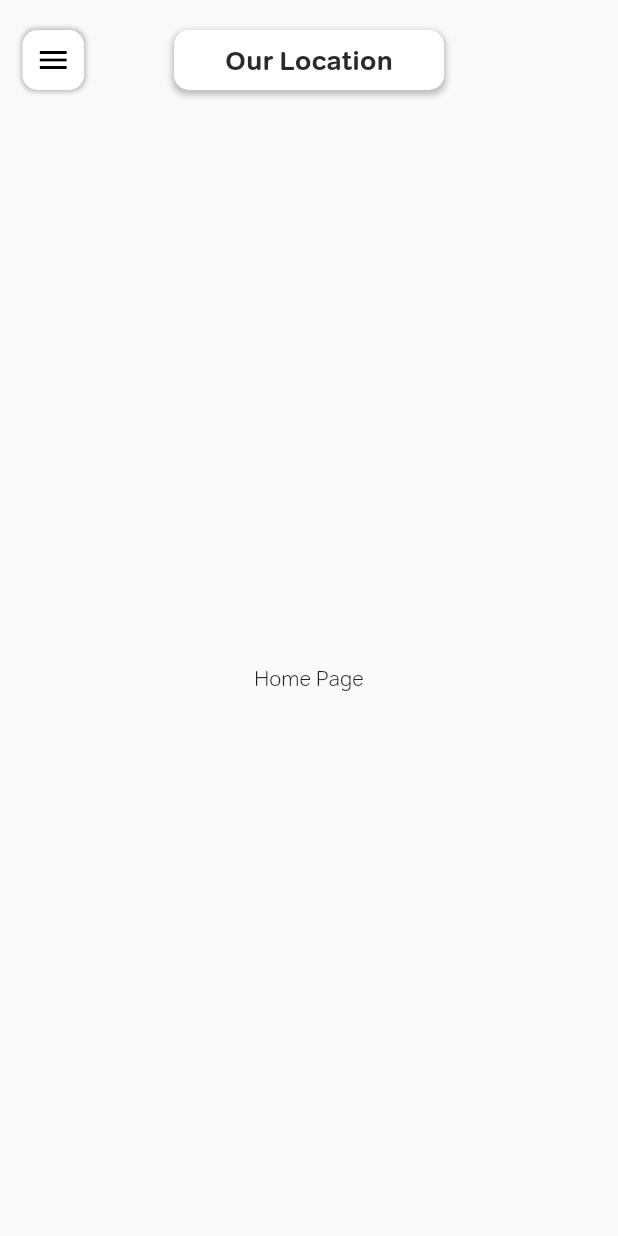
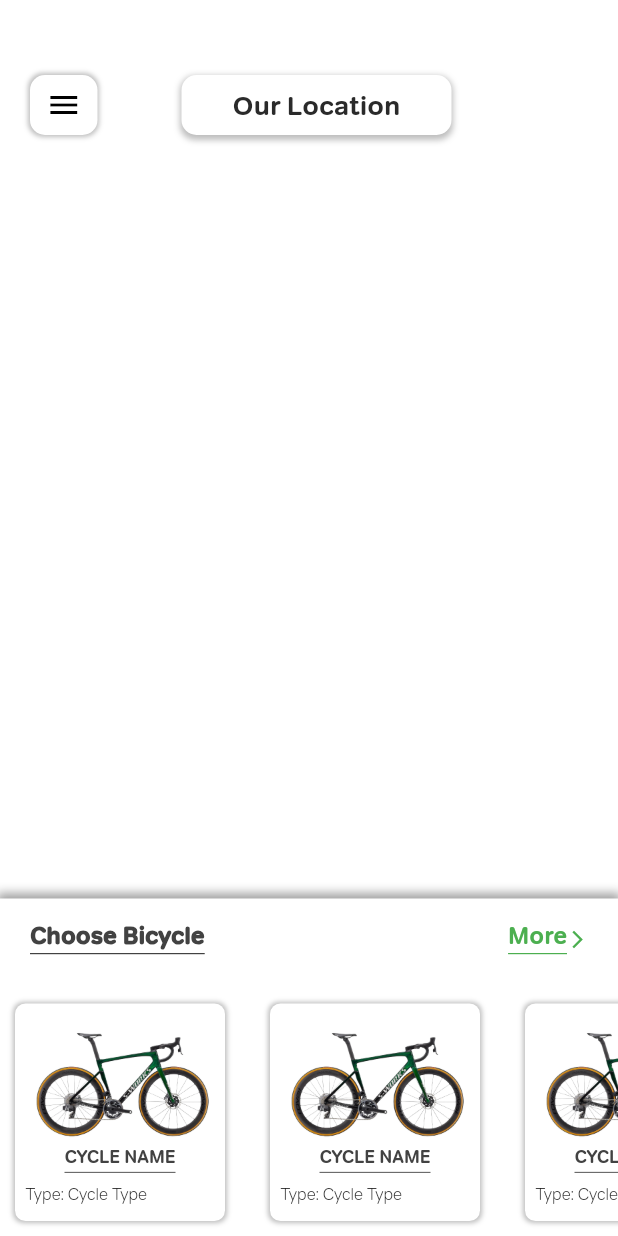
Before and after one commit to Dawa1234/Cycle-Go, a Flutter app: the HomeScreen screen opened by its route, on a phone screen of 412 x 824 dp. Run offline on Flutter 3.47's test engine with Material 2 defaults, Android fonts, the phone set to English and light mode, and no system bars; statements that could not run were skipped.

Commit message:
working on home page

```diff
--- a/lib/constants/ui/light_theme.data.dart
+++ b/lib/constants/ui/light_theme.data.dart
@@ -6,13 +6,17 @@ part 'light_theme_color.dart';
 
 class LightTheme {
   static ThemeData themeData(context) {
-    // const InputDecorationTheme inputDecorationTheme = InputDecorationTheme(
-    //     contentPadding: EdgeInsets.all(10),
-    //     iconColor: primaryColor,
-    //     enabledBorder: OutlineInputBorder(
-    //         borderSide: BorderSide(width: 0.8, color: primaryColor)));
+    const InputDecorationTheme inputDecorationTheme = InputDecorationTheme(
+      contentPadding: EdgeInsets.all(10),
+      iconColor: primaryColor,
+      enabledBorder: OutlineInputBorder(
+          borderSide: BorderSide(width: 0.8, color: primaryColor)),
+      focusedBorder: OutlineInputBorder(
+          borderSide: BorderSide(width: 0.8, color: primaryColor)),
+    );
     String _selectedFontFamily = 'Tondo';
     return ThemeData.light().copyWith(
+        inputDecorationTheme: inputDecorationTheme,
         textSelectionTheme: const TextSelectionThemeData(
           cursorColor: primaryColor,
           selectionHandleColor: Colors.transparent,
--- a/lib/presentation/screens/customer_drawer.dart
+++ b/lib/presentation/screens/custom_drawer.dart
@@ -33,7 +33,8 @@ class CustomDrawer extends StatelessWidget {
             itemBuilder: (context, index) {
               return customerDrawerOptions(routes[index]);
             },
-          )
+          ),
+          const Divider()
         ],
       ),
     );
@@ -78,6 +79,8 @@ class CustomDrawer extends StatelessWidget {
   Widget customerDrawerOptions(String option) {
     return Padding(
       padding: const EdgeInsets.symmetric(vertical: 5.0, horizontal: 10),
+      child: InkWell(
+        onTap: () {},
         child: Row(
           crossAxisAlignment: CrossAxisAlignment.center,
           children: [
@@ -102,6 +105,7 @@ class CustomDrawer extends StatelessWidget {
               ),
             )
           ],
+        ),
       ),
     );
   }
--- a/lib/presentation/screens/home.dart
+++ b/lib/presentation/screens/home.dart
@@ -1,4 +1,5 @@
-import 'package:cyclego/presentation/screens/customer_drawer.dart';
+import 'package:cyclego/constants/utils/utils.dart';
+import 'package:cyclego/presentation/screens/custom_drawer.dart';
 import 'package:flutter/material.dart';
 
 GlobalKey<ScaffoldState>? scaffoldKey;
@@ -27,15 +28,23 @@ class _HomeScreenState extends State<HomeScreen> with TickerProviderStateMixin {
   Widget build(BuildContext context) {
     return Scaffold(
       key: scaffoldKey,
-      appBar: AppBar(
-        iconTheme: const IconThemeData(color: Colors.black),
-        toolbarHeight: 80,
-        leading: Padding(
-          padding: const EdgeInsets.fromLTRB(15.0, 20, 0, 20),
-          child: Builder(builder: (context) {
-            return InkWell(
+      body: Stack(
+        children: [
+          Container(
+            height: phoneHeight(context),
+            width: phoneWeight(context),
+            color: Colors.white,
+            // color: primaryColor,
+          ),
+          Padding(
+            padding: const EdgeInsets.fromLTRB(20, 50, 20, 0),
+            child: Row(
+              children: [
+                InkWell(
                   onTap: openDrawer,
                   child: Container(
+                    height: 40,
+                    width: 45,
                     alignment: Alignment.center,
                     child: const Icon(
                       Icons.menu,
@@ -51,10 +60,12 @@ class _HomeScreenState extends State<HomeScreen> with TickerProviderStateMixin {
                               spreadRadius: 1)
                         ]),
                   ),
-            );
-          }),
                 ),
-        title: Container(
+                Expanded(
+                  child: Row(
+                    mainAxisAlignment: MainAxisAlignment.center,
+                    children: [
+                      Container(
                         alignment: Alignment.center,
                         width: 180,
                         height: 40,
@@ -77,12 +88,166 @@ class _HomeScreenState extends State<HomeScreen> with TickerProviderStateMixin {
                                   spreadRadius: 1)
                             ]),
                       ),
-        centerTitle: true,
+                      const SizedBox(
+                        width: 35,
+                      )
+                    ],
                   ),
-      body: const Center(
-        child: Text("Home Page"),
+                ),
+              ],
+            ),
+          ),
+          const Positioned(bottom: 0, child: BottomInfo()),
+        ],
       ),
       drawer: CustomDrawer(),
     );
   }
 }
+
+class BottomInfo extends StatelessWidget {
+  const BottomInfo({
+    Key? key,
+  }) : super(key: key);
+
+  @override
+  Widget build(BuildContext context) {
+    return Container(
+      height: 225,
+      width: phoneWeight(context),
+      decoration: BoxDecoration(color: Colors.white, boxShadow: [
+        BoxShadow(
+            color: Colors.grey.shade500,
+            blurRadius: 5,
+            spreadRadius: 2,
+            offset: const Offset(0, -2))
+      ]
+          // borderRadius: BorderRadius.only(
+          //     topLeft: Radius.circular(30), topRight: Radius.circular(30))
+          ),
+      child: Column(
+        children: [
+          Padding(
+            padding: const EdgeInsets.all(20.0),
+            child: Row(
+              mainAxisAlignment: MainAxisAlignment.spaceBetween,
+              children: [
+                Text(
+                  'Choose Bicycle',
+                  style: Theme.of(context).textTheme.bodyLarge!.copyWith(
+                      decoration: TextDecoration.underline,
+                      decorationColor: Colors.grey.shade800,
+                      color: Colors.transparent,
+                      shadows: [
+                        Shadow(
+                            color: Colors.grey.shade800,
+                            offset: const Offset(0, -6))
+                      ]),
+                ),
+                InkWell(
+                  onTap: () {},
+                  child: Wrap(
+                    children: [
+                      Text(
+                        'More',
+                        style: Theme.of(context).textTheme.bodyLarge!.copyWith(
+                            fontWeight: FontWeight.bold,
+                            decoration: TextDecoration.underline,
+                            decorationColor: Colors.green,
+                            color: Colors.transparent,
+                            shadows: [
+                              const Shadow(
+                                  color: Colors.green, offset: Offset(0, -6))
+                            ]),
+                      ),
+                      const Icon(
+                        Icons.arrow_forward_ios,
+                        size: 14,
+                        color: Colors.green,
+                      )
+                    ],
+                  ),
+                ),
+              ],
+            ),
+          ),
+          Expanded(
+            child: ListView.separated(
+              physics: const BouncingScrollPhysics(),
+              scrollDirection: Axis.horizontal,
+              itemCount: 4,
+              separatorBuilder: (context, index) => const SizedBox(
+                width: 10,
+              ),
+              itemBuilder: (context, index) {
+                return cycleContainer(context);
+              },
+            ),
+          )
+        ],
+      ),
+    );
+  }
+
+  Widget cycleContainer(BuildContext context) {
+    return Container(
+      margin: const EdgeInsets.all(10),
+      width: 140,
+      decoration: BoxDecoration(
+          borderRadius: BorderRadius.circular(7),
+          color: Colors.white,
+          boxShadow: const [
+            BoxShadow(
+              blurRadius: 2,
+              spreadRadius: 1,
+              color: Colors.black26,
+            )
+          ]),
+      child: Column(
+        children: [
+          Container(
+            margin: const EdgeInsets.fromLTRB(10, 15, 10, 5),
+            decoration: const BoxDecoration(
+                image: DecorationImage(
+                    fit: BoxFit.cover,
+                    image: AssetImage("assets/images/cycle.png"))),
+            width: double.infinity,
+            height: 80,
+          ),
+          Text(
+            'CYCLE NAME',
+            style: Theme.of(context).textTheme.bodyLarge!.copyWith(
+                fontSize: 12,
+                fontWeight: FontWeight.bold,
+                decoration: TextDecoration.underline,
+                decorationColor: Colors.grey.shade800,
+                color: Colors.transparent,
+                shadows: [
+                  Shadow(
+                      color: Colors.grey.shade800, offset: const Offset(0, -6))
+                ]),
+          ),
+          const SizedBox(
+            height: 5,
+          ),
+          Row(
+            mainAxisAlignment: MainAxisAlignment.start,
+            children: const [
+              SizedBox(
+                width: 7,
+              ),
+              Text(
+                "Type: ",
+                style: TextStyle(fontSize: 11),
+              ),
+              Text(
+                "Cycle Type",
+                style: TextStyle(fontSize: 11),
+              ),
+            ],
+          )
+        ],
+      ),
+    );
+  }
+}
--- a/lib/presentation/screens/start_up_screen.dart
+++ b/lib/presentation/screens/start_up_screen.dart
@@ -52,7 +52,8 @@ class StartUpScreen extends StatelessWidget {
                             right: 40,
                             child: SizedBox(
                               height: 60,
-                              child: Image.asset("assets/images/cycle.png"),
+                              child:
+                                  Image.asset("assets/images/cycle-icon.png"),
                             ))
                       ],
                     ),
--- a/pubspec.yaml
+++ b/pubspec.yaml
@@ -34,6 +34,7 @@ dependencies:
   # The following adds the Cupertino Icons font to your application.
   # Use with the CupertinoIcons class for iOS style icons.
   cupertino_icons: ^1.0.2
+  easy_debounce: ^2.0.3
 
 dev_dependencies:
   flutter_test:
```
Also changed, not shown: assets/images/cycle-icon.png (added), assets/images/cycle.png, pubspec.lock. Lines whose indentation alone changed are shown as unchanged.
